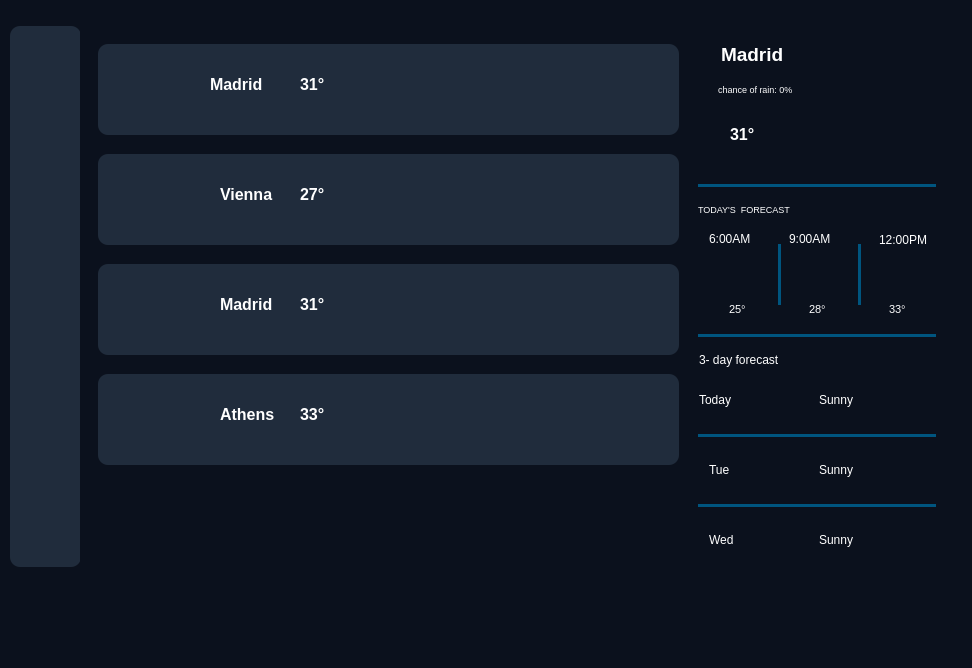
Above: ui/main.ui from phamnamkhanh0602/python-app before the change. Below: the same form after it.
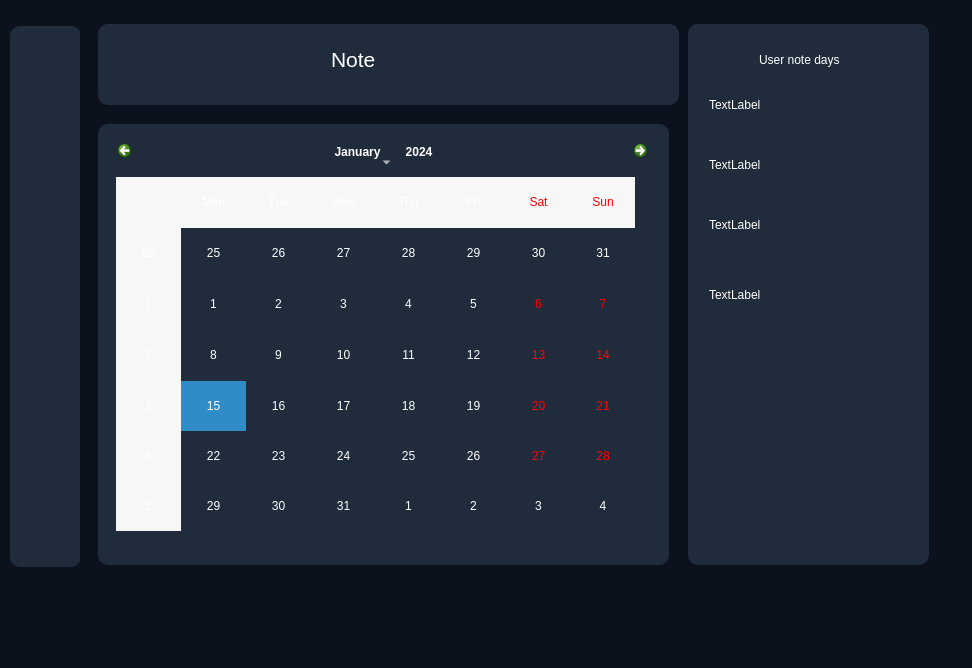
That is the form after the change. The open tabs and pages were chosen to show the change. Icons and pictures are not drawn.

```diff
--- a/ui/main.ui
+++ b/ui/main.ui
@@ -160,6 +160,14 @@
       <height>571</height>
      </rect>
     </property>
+    <property name="font">
+     <font>
+      <pointsize>20</pointsize>
+     </font>
+    </property>
+    <property name="styleSheet">
+     <string notr="true"/>
+    </property>
     <property name="lineWidth">
      <number>3</number>
     </property>
@@ -2901,102 +2909,32 @@
       <property name="geometry">
        <rect>
         <x>10</x>
-        <y>130</y>
-        <width>581</width>
-        <height>91</height>
+        <y>100</y>
+        <width>571</width>
+        <height>441</height>
        </rect>
       </property>
       <property name="styleSheet">
        <string notr="true">background-color:#202c3c;</string>
       </property>
-      <widget class="QLabel" name="label_268">
+      <widget class="QCalendarWidget" name="calendarWidget">
        <property name="geometry">
         <rect>
-         <x>20</x>
+         <x>10</x>
          <y>10</y>
-         <width>81</width>
-         <height>71</height>
+         <width>551</width>
+         <height>421</height>
         </rect>
        </property>
-       <property name="text">
-        <string/>
-       </property>
-       <property name="pixmap">
-        <pixmap>../img/cloudy.png</pixmap>
-       </property>
-       <property name="scaledContents">
-        <bool>true</bool>
-       </property>
       </widget>
-      <widget class="QLabel" name="label_269">
-       <property name="geometry">
-        <rect>
-         <x>110</x>
-         <y>20</y>
-         <width>101</width>
-         <height>41</height>
-        </rect>
-       </property>
-       <property name="font">
-        <font>
-         <pointsize>12</pointsize>
-         <bold>true</bold>
-        </font>
-       </property>
-       <property name="text">
-        <string>Vienna</string>
-       </property>
-      </widget>
-      <widget class="QLabel" name="label_270">
-       <property name="geometry">
-        <rect>
-         <x>190</x>
-         <y>20</y>
-         <width>61</width>
-         <height>41</height>
-        </rect>
-       </property>
-       <property name="font">
-        <font>
-         <pointsize>12</pointsize>
-         <bold>true</bold>
-        </font>
-       </property>
-       <property name="text">
-        <string>27°</string>
-       </property>
-      </widget>
-      <widget class="QPushButton" name="pushButton_20">
-       <property name="geometry">
-        <rect>
-         <x>500</x>
-         <y>20</y>
-         <width>71</width>
-         <height>51</height>
-        </rect>
-       </property>
-       <property name="text">
-        <string/>
-       </property>
-       <property name="icon">
-        <iconset>
-         <normaloff>../img/bookmark (4).png</normaloff>../img/bookmark (4).png</iconset>
-       </property>
-       <property name="iconSize">
-        <size>
-         <width>50</width>
-         <height>50</height>
-        </size>
-       </property>
-      </widget>
      </widget>
      <widget class="QWidget" name="widget_27" native="true">
       <property name="geometry">
        <rect>
         <x>10</x>
-        <y>20</y>
+        <y>0</y>
         <width>581</width>
-        <height>91</height>
+        <height>81</height>
        </rect>
       </property>
       <property name="styleSheet">
@@ -3005,91 +2943,29 @@
       <widget class="QLabel" name="label_271">
        <property name="geometry">
         <rect>
-         <x>20</x>
+         <x>220</x>
          <y>10</y>
-         <width>81</width>
-         <height>71</height>
+         <width>221</width>
+         <height>51</height>
         </rect>
        </property>
-       <property name="text">
-        <string/>
-       </property>
-       <property name="pixmap">
-        <pixmap>../img/sun (1).png</pixmap>
-       </property>
-       <property name="scaledContents">
-        <bool>true</bool>
-       </property>
-      </widget>
-      <widget class="QLabel" name="label_272">
-       <property name="geometry">
-        <rect>
-         <x>100</x>
-         <y>20</y>
-         <width>91</width>
-         <height>41</height>
-        </rect>
-       </property>
        <property name="font">
         <font>
-         <pointsize>12</pointsize>
-         <bold>true</bold>
+         <pointsize>16</pointsize>
         </font>
        </property>
        <property name="text">
-        <string>Madrid</string>
+        <string>Note</string>
        </property>
       </widget>
-      <widget class="QLabel" name="label_273">
-       <property name="geometry">
-        <rect>
-         <x>190</x>
-         <y>20</y>
-         <width>61</width>
-         <height>41</height>
-        </rect>
-       </property>
-       <property name="font">
-        <font>
-         <pointsize>12</pointsize>
-         <bold>true</bold>
-        </font>
-       </property>
-       <property name="text">
-        <string>31°</string>
-       </property>
-      </widget>
-      <widget class="QPushButton" name="pushButton_21">
-       <property name="geometry">
-        <rect>
-         <x>500</x>
-         <y>20</y>
-         <width>71</width>
-         <height>51</height>
-        </rect>
-       </property>
-       <property name="text">
-        <string/>
-       </property>
-       <property name="icon">
-        <iconset>
-         <normaloff>../img/bookmark (4).png</normaloff>../img/bookmark (4).png</iconset>
-       </property>
-       <property name="iconSize">
-        <size>
-         <width>50</width>
-         <height>50</height>
-        </size>
-       </property>
-      </widget>
      </widget>
      <widget class="QWidget" name="widget_28" native="true">
       <property name="geometry">
        <rect>
-        <x>10</x>
-        <y>240</y>
-        <width>581</width>
-        <height>91</height>
+        <x>600</x>
+        <y>0</y>
+        <width>241</width>
+        <height>541</height>
        </rect>
       </property>
       <property name="styleSheet">
@@ -3098,14 +2974,14 @@
       <widget class="QLabel" name="label_274">
        <property name="geometry">
         <rect>
-         <x>20</x>
+         <x>60</x>
          <y>10</y>
-         <width>81</width>
-         <height>71</height>
+         <width>141</width>
+         <height>51</height>
         </rect>
        </property>
        <property name="text">
-        <string/>
+        <string>User note days</string>
        </property>
        <property name="pixmap">
         <pixmap>../img/sun (1).png</pixmap>
@@ -3117,772 +2993,55 @@
       <widget class="QLabel" name="label_275">
        <property name="geometry">
         <rect>
-         <x>110</x>
-         <y>20</y>
-         <width>91</width>
+         <x>10</x>
+         <y>60</y>
+         <width>201</width>
          <height>41</height>
         </rect>
        </property>
-       <property name="font">
-        <font>
-         <pointsize>12</pointsize>
-         <bold>true</bold>
-        </font>
-       </property>
        <property name="text">
-        <string>Madrid</string>
+        <string>TextLabel</string>
        </property>
       </widget>
       <widget class="QLabel" name="label_276">
        <property name="geometry">
         <rect>
-         <x>190</x>
-         <y>20</y>
-         <width>61</width>
+         <x>10</x>
+         <y>120</y>
+         <width>201</width>
          <height>41</height>
         </rect>
        </property>
-       <property name="font">
-        <font>
-         <pointsize>12</pointsize>
-         <bold>true</bold>
-        </font>
-       </property>
        <property name="text">
-        <string>31°</string>
+        <string>TextLabel</string>
        </property>
       </widget>
-      <widget class="QPushButton" name="pushButton_22">
+      <widget class="QLabel" name="label_51">
        <property name="geometry">
         <rect>
-         <x>500</x>
-         <y>20</y>
-         <width>71</width>
-         <height>51</height>
-        </rect>
-       </property>
-       <property name="text">
-        <string/>
-       </property>
-       <property name="icon">
-        <iconset>
-         <normaloff>../img/bookmark (4).png</normaloff>../img/bookmark (4).png</iconset>
-       </property>
-       <property name="iconSize">
-        <size>
-         <width>50</width>
-         <height>50</height>
-        </size>
-       </property>
-      </widget>
-     </widget>
-     <widget class="QWidget" name="widget_29" native="true">
-      <property name="geometry">
-       <rect>
-        <x>10</x>
-        <y>350</y>
-        <width>581</width>
-        <height>91</height>
-       </rect>
-      </property>
-      <property name="styleSheet">
-       <string notr="true">background-color:#202c3c;</string>
-      </property>
-      <widget class="QLabel" name="label_277">
-       <property name="geometry">
-        <rect>
-         <x>20</x>
-         <y>10</y>
-         <width>81</width>
-         <height>71</height>
-        </rect>
-       </property>
-       <property name="text">
-        <string/>
-       </property>
-       <property name="pixmap">
-        <pixmap>../img/cloudy.png</pixmap>
-       </property>
-       <property name="scaledContents">
-        <bool>true</bool>
-       </property>
-      </widget>
-      <widget class="QLabel" name="label_278">
-       <property name="geometry">
-        <rect>
-         <x>110</x>
-         <y>20</y>
-         <width>91</width>
+         <x>10</x>
+         <y>180</y>
+         <width>201</width>
          <height>41</height>
         </rect>
        </property>
-       <property name="font">
-        <font>
-         <pointsize>12</pointsize>
-         <bold>true</bold>
-        </font>
-       </property>
        <property name="text">
-        <string>Athens</string>
+        <string>TextLabel</string>
        </property>
       </widget>
-      <widget class="QLabel" name="label_279">
+      <widget class="QLabel" name="label_52">
        <property name="geometry">
         <rect>
-         <x>190</x>
-         <y>20</y>
-         <width>61</width>
+         <x>10</x>
+         <y>250</y>
+         <width>201</width>
          <height>41</height>
         </rect>
        </property>
-       <property name="font">
-        <font>
-         <pointsize>12</pointsize>
-         <bold>true</bold>
-        </font>
-       </property>
        <property name="text">
-        <string>33°</string>
+        <string>TextLabel</string>
        </property>
       </widget>
-      <widget class="QPushButton" name="pushButton_23">
-       <property name="geometry">
-        <rect>
-         <x>500</x>
-         <y>20</y>
-         <width>71</width>
-         <height>51</height>
-        </rect>
-       </property>
-       <property name="text">
-        <string/>
-       </property>
-       <property name="icon">
-        <iconset>
-         <normaloff>../img/bookmark (4).png</normaloff>../img/bookmark (4).png</iconset>
-       </property>
-       <property name="iconSize">
-        <size>
-         <width>50</width>
-         <height>50</height>
-        </size>
-       </property>
-      </widget>
-     </widget>
-     <widget class="Line" name="line_94">
-      <property name="geometry">
-       <rect>
-        <x>670</x>
-        <y>410</y>
-        <width>118</width>
-        <height>3</height>
-       </rect>
-      </property>
-      <property name="styleSheet">
-       <string notr="true">background-color:rgb(0, 85, 127)</string>
-      </property>
-      <property name="orientation">
-       <enum>Qt::Orientation::Horizontal</enum>
-      </property>
-     </widget>
-     <widget class="Line" name="line_95">
-      <property name="geometry">
-       <rect>
-        <x>610</x>
-        <y>160</y>
-        <width>118</width>
-        <height>3</height>
-       </rect>
-      </property>
-      <property name="styleSheet">
-       <string notr="true">background-color:rgb(0, 85, 127)</string>
-      </property>
-      <property name="orientation">
-       <enum>Qt::Orientation::Horizontal</enum>
-      </property>
-     </widget>
-     <widget class="QLabel" name="label_280">
-      <property name="geometry">
-       <rect>
-        <x>600</x>
-        <y>320</y>
-        <width>121</width>
-        <height>31</height>
-       </rect>
-      </property>
-      <property name="text">
-       <string>3- day forecast</string>
-      </property>
-     </widget>
-     <widget class="QLabel" name="label_281">
-      <property name="geometry">
-       <rect>
-        <x>710</x>
-        <y>270</y>
-        <width>41</width>
-        <height>31</height>
-       </rect>
-      </property>
-      <property name="font">
-       <font>
-        <pointsize>8</pointsize>
-       </font>
-      </property>
-      <property name="text">
-       <string>28°</string>
-      </property>
-     </widget>
-     <widget class="Line" name="line_96">
-      <property name="geometry">
-       <rect>
-        <x>730</x>
-        <y>310</y>
-        <width>118</width>
-        <height>3</height>
-       </rect>
-      </property>
-      <property name="styleSheet">
-       <string notr="true">background-color:rgb(0, 85, 127)</string>
-      </property>
-      <property name="orientation">
-       <enum>Qt::Orientation::Horizontal</enum>
-      </property>
-     </widget>
-     <widget class="QLabel" name="label_282">
-      <property name="geometry">
-       <rect>
-        <x>600</x>
-        <y>360</y>
-        <width>61</width>
-        <height>31</height>
-       </rect>
-      </property>
-      <property name="text">
-       <string>Today</string>
-      </property>
-     </widget>
-     <widget class="QLabel" name="label_283">
-      <property name="geometry">
-       <rect>
-        <x>610</x>
-        <y>500</y>
-        <width>51</width>
-        <height>31</height>
-       </rect>
-      </property>
-      <property name="text">
-       <string>Wed</string>
-      </property>
-     </widget>
-     <widget class="QLabel" name="label_284">
-      <property name="geometry">
-       <rect>
-        <x>780</x>
-        <y>220</y>
-        <width>61</width>
-        <height>51</height>
-       </rect>
-      </property>
-      <property name="text">
-       <string/>
-      </property>
-      <property name="pixmap">
-       <pixmap>../img/sun (1).png</pixmap>
-      </property>
-      <property name="scaledContents">
-       <bool>true</bool>
-      </property>
-     </widget>
-     <widget class="QLabel" name="label_285">
-      <property name="geometry">
-       <rect>
-        <x>660</x>
-        <y>490</y>
-        <width>61</width>
-        <height>51</height>
-       </rect>
-      </property>
-      <property name="text">
-       <string/>
-      </property>
-      <property name="pixmap">
-       <pixmap>../img/sun (1).png</pixmap>
-      </property>
-      <property name="scaledContents">
-       <bool>true</bool>
-      </property>
-     </widget>
-     <widget class="Line" name="line_97">
-      <property name="geometry">
-       <rect>
-        <x>730</x>
-        <y>160</y>
-        <width>118</width>
-        <height>3</height>
-       </rect>
-      </property>
-      <property name="styleSheet">
-       <string notr="true">background-color:rgb(0, 85, 127)</string>
-      </property>
-      <property name="orientation">
-       <enum>Qt::Orientation::Horizontal</enum>
-      </property>
-     </widget>
-     <widget class="QLabel" name="label_286">
-      <property name="geometry">
-       <rect>
-        <x>700</x>
-        <y>220</y>
-        <width>61</width>
-        <height>51</height>
-       </rect>
-      </property>
-      <property name="text">
-       <string/>
-      </property>
-      <property name="pixmap">
-       <pixmap>../img/sun (2).png</pixmap>
-      </property>
-      <property name="scaledContents">
-       <bool>true</bool>
-      </property>
-     </widget>
-     <widget class="QLabel" name="label_287">
-      <property name="geometry">
-       <rect>
-        <x>620</x>
-        <y>10</y>
-        <width>111</width>
-        <height>41</height>
-       </rect>
-      </property>
-      <property name="font">
-       <font>
-        <pointsize>14</pointsize>
-        <bold>true</bold>
-       </font>
-      </property>
-      <property name="text">
-       <string>Madrid</string>
-      </property>
-     </widget>
-     <widget class="QLabel" name="label_288">
-      <property name="geometry">
-       <rect>
-        <x>610</x>
-        <y>199</y>
-        <width>81</width>
-        <height>31</height>
-       </rect>
-      </property>
-      <property name="text">
-       <string>6:00AM</string>
-      </property>
-     </widget>
-     <widget class="QLabel" name="label_289">
-      <property name="geometry">
-       <rect>
-        <x>780</x>
-        <y>200</y>
-        <width>81</width>
-        <height>31</height>
-       </rect>
-      </property>
-      <property name="text">
-       <string>12:00PM</string>
-      </property>
-     </widget>
-     <widget class="QLabel" name="label_290">
-      <property name="geometry">
-       <rect>
-        <x>690</x>
-        <y>199</y>
-        <width>71</width>
-        <height>31</height>
-       </rect>
-      </property>
-      <property name="text">
-       <string>9:00AM</string>
-      </property>
-     </widget>
-     <widget class="QLabel" name="label_291">
-      <property name="geometry">
-       <rect>
-        <x>660</x>
-        <y>350</y>
-        <width>61</width>
-        <height>51</height>
-       </rect>
-      </property>
-      <property name="text">
-       <string/>
-      </property>
-      <property name="pixmap">
-       <pixmap>../img/sun (1).png</pixmap>
-      </property>
-      <property name="scaledContents">
-       <bool>true</bool>
-      </property>
-     </widget>
-     <widget class="QLabel" name="label_292">
-      <property name="geometry">
-       <rect>
-        <x>720</x>
-        <y>360</y>
-        <width>61</width>
-        <height>31</height>
-       </rect>
-      </property>
-      <property name="text">
-       <string>Sunny</string>
-      </property>
-     </widget>
-     <widget class="QLabel" name="label_293">
-      <property name="geometry">
-       <rect>
-        <x>600</x>
-        <y>170</y>
-        <width>161</width>
-        <height>31</height>
-       </rect>
-      </property>
-      <property name="font">
-       <font>
-        <pointsize>7</pointsize>
-       </font>
-      </property>
-      <property name="text">
-       <string>TODAY'S  FORECAST</string>
-      </property>
-     </widget>
-     <widget class="QLabel" name="label_294">
-      <property name="geometry">
-       <rect>
-        <x>720</x>
-        <y>430</y>
-        <width>61</width>
-        <height>31</height>
-       </rect>
-      </property>
-      <property name="text">
-       <string>Sunny</string>
-      </property>
-     </widget>
-     <widget class="Line" name="line_98">
-      <property name="geometry">
-       <rect>
-        <x>610</x>
-        <y>480</y>
-        <width>118</width>
-        <height>3</height>
-       </rect>
-      </property>
-      <property name="styleSheet">
-       <string notr="true">background-color:rgb(0, 85, 127)</string>
-      </property>
-      <property name="orientation">
-       <enum>Qt::Orientation::Horizontal</enum>
-      </property>
-     </widget>
-     <widget class="QLabel" name="label_295">
-      <property name="geometry">
-       <rect>
-        <x>620</x>
-        <y>230</y>
-        <width>61</width>
-        <height>51</height>
-       </rect>
-      </property>
-      <property name="text">
-       <string/>
-      </property>
-      <property name="pixmap">
-       <pixmap>../img/clouds.png</pixmap>
-      </property>
-      <property name="scaledContents">
-       <bool>true</bool>
-      </property>
-     </widget>
-     <widget class="Line" name="line_99">
-      <property name="geometry">
-       <rect>
-        <x>730</x>
-        <y>410</y>
-        <width>118</width>
-        <height>3</height>
-       </rect>
-      </property>
-      <property name="styleSheet">
-       <string notr="true">background-color:rgb(0, 85, 127)</string>
-      </property>
-      <property name="orientation">
-       <enum>Qt::Orientation::Horizontal</enum>
-      </property>
-     </widget>
-     <widget class="Line" name="line_100">
-      <property name="geometry">
-       <rect>
-        <x>730</x>
-        <y>480</y>
-        <width>118</width>
-        <height>3</height>
-       </rect>
-      </property>
-      <property name="styleSheet">
-       <string notr="true">background-color:rgb(0, 85, 127)</string>
-      </property>
-      <property name="orientation">
-       <enum>Qt::Orientation::Horizontal</enum>
-      </property>
-     </widget>
-     <widget class="Line" name="line_101">
-      <property name="geometry">
-       <rect>
-        <x>610</x>
-        <y>410</y>
-        <width>118</width>
-        <height>3</height>
-       </rect>
-      </property>
-      <property name="styleSheet">
-       <string notr="true">background-color:rgb(0, 85, 127)</string>
-      </property>
-      <property name="orientation">
-       <enum>Qt::Orientation::Horizontal</enum>
-      </property>
-     </widget>
-     <widget class="Line" name="line_102">
-      <property name="geometry">
-       <rect>
-        <x>690</x>
-        <y>220</y>
-        <width>3</width>
-        <height>61</height>
-       </rect>
-      </property>
-      <property name="styleSheet">
-       <string notr="true">background-color:rgb(0, 85, 127)</string>
-      </property>
-      <property name="orientation">
-       <enum>Qt::Orientation::Vertical</enum>
-      </property>
-     </widget>
-     <widget class="Line" name="line_103">
-      <property name="geometry">
-       <rect>
-        <x>680</x>
-        <y>480</y>
-        <width>118</width>
-        <height>3</height>
-       </rect>
-      </property>
-      <property name="styleSheet">
-       <string notr="true">background-color:rgb(0, 85, 127)</string>
-      </property>
-      <property name="orientation">
-       <enum>Qt::Orientation::Horizontal</enum>
-      </property>
-     </widget>
-     <widget class="QLabel" name="label_296">
-      <property name="geometry">
-       <rect>
-        <x>630</x>
-        <y>270</y>
-        <width>41</width>
-        <height>31</height>
-       </rect>
-      </property>
-      <property name="font">
-       <font>
-        <pointsize>8</pointsize>
-       </font>
-      </property>
-      <property name="text">
-       <string>25°</string>
-      </property>
-     </widget>
-     <widget class="Line" name="line_104">
-      <property name="geometry">
-       <rect>
-        <x>610</x>
-        <y>310</y>
-        <width>118</width>
-        <height>3</height>
-       </rect>
-      </property>
-      <property name="styleSheet">
-       <string notr="true">background-color:rgb(0, 85, 127)</string>
-      </property>
-      <property name="orientation">
-       <enum>Qt::Orientation::Horizontal</enum>
-      </property>
-     </widget>
-     <widget class="QLabel" name="label_297">
-      <property name="geometry">
-       <rect>
-        <x>620</x>
-        <y>50</y>
-        <width>141</width>
-        <height>31</height>
-       </rect>
-      </property>
-      <property name="font">
-       <font>
-        <pointsize>7</pointsize>
-       </font>
-      </property>
-      <property name="text">
-       <string>chance of rain: 0%</string>
-      </property>
-     </widget>
-     <widget class="QLabel" name="label_298">
-      <property name="geometry">
-       <rect>
-        <x>630</x>
-        <y>90</y>
-        <width>61</width>
-        <height>41</height>
-       </rect>
-      </property>
-      <property name="font">
-       <font>
-        <pointsize>12</pointsize>
-        <bold>true</bold>
-       </font>
-      </property>
-      <property name="text">
-       <string>31°</string>
-      </property>
-     </widget>
-     <widget class="QLabel" name="label_299">
-      <property name="geometry">
-       <rect>
-        <x>660</x>
-        <y>420</y>
-        <width>61</width>
-        <height>51</height>
-       </rect>
-      </property>
-      <property name="text">
-       <string/>
-      </property>
-      <property name="pixmap">
-       <pixmap>../img/sun (1).png</pixmap>
-      </property>
-      <property name="scaledContents">
-       <bool>true</bool>
-      </property>
-     </widget>
-     <widget class="Line" name="line_105">
-      <property name="geometry">
-       <rect>
-        <x>670</x>
-        <y>310</y>
-        <width>118</width>
-        <height>3</height>
-       </rect>
-      </property>
-      <property name="styleSheet">
-       <string notr="true">background-color:rgb(0, 85, 127)</string>
-      </property>
-      <property name="orientation">
-       <enum>Qt::Orientation::Horizontal</enum>
-      </property>
-     </widget>
-     <widget class="QLabel" name="label_300">
-      <property name="geometry">
-       <rect>
-        <x>720</x>
-        <y>500</y>
-        <width>61</width>
-        <height>31</height>
-       </rect>
-      </property>
-      <property name="text">
-       <string>Sunny</string>
-      </property>
-     </widget>
-     <widget class="Line" name="line_106">
-      <property name="geometry">
-       <rect>
-        <x>770</x>
-        <y>220</y>
-        <width>3</width>
-        <height>61</height>
-       </rect>
-      </property>
-      <property name="styleSheet">
-       <string notr="true">background-color:rgb(0, 85, 127)</string>
-      </property>
-      <property name="orientation">
-       <enum>Qt::Orientation::Vertical</enum>
-      </property>
-     </widget>
-     <widget class="Line" name="line_107">
-      <property name="geometry">
-       <rect>
-        <x>670</x>
-        <y>160</y>
-        <width>118</width>
-        <height>3</height>
-       </rect>
-      </property>
-      <property name="styleSheet">
-       <string notr="true">background-color:rgb(0, 85, 127)</string>
-      </property>
-      <property name="orientation">
-       <enum>Qt::Orientation::Horizontal</enum>
-      </property>
-     </widget>
-     <widget class="QLabel" name="label_301">
-      <property name="geometry">
-       <rect>
-        <x>750</x>
-        <y>40</y>
-        <width>101</width>
-        <height>91</height>
-       </rect>
-      </property>
-      <property name="text">
-       <string/>
-      </property>
-      <property name="pixmap">
-       <pixmap>../img/sun (1).png</pixmap>
-      </property>
-      <property name="scaledContents">
-       <bool>true</bool>
-      </property>
-     </widget>
-     <widget class="QLabel" name="label_302">
-      <property name="geometry">
-       <rect>
-        <x>610</x>
-        <y>430</y>
-        <width>51</width>
-        <height>31</height>
-       </rect>
-      </property>
-      <property name="text">
-       <string>Tue</string>
-      </property>
-     </widget>
-     <widget class="QLabel" name="label_303">
-      <property name="geometry">
-       <rect>
-        <x>790</x>
-        <y>270</y>
-        <width>41</width>
-        <height>31</height>
-       </rect>
-      </property>
-      <property name="font">
-       <font>
-        <pointsize>8</pointsize>
-       </font>
-      </property>
-      <property name="text">
-       <string>33°</string>
-      </property>
      </widget>
     </widget>
    </widget>
```
Left out of the diff: 104 changed lines with no effect on the pictures.
